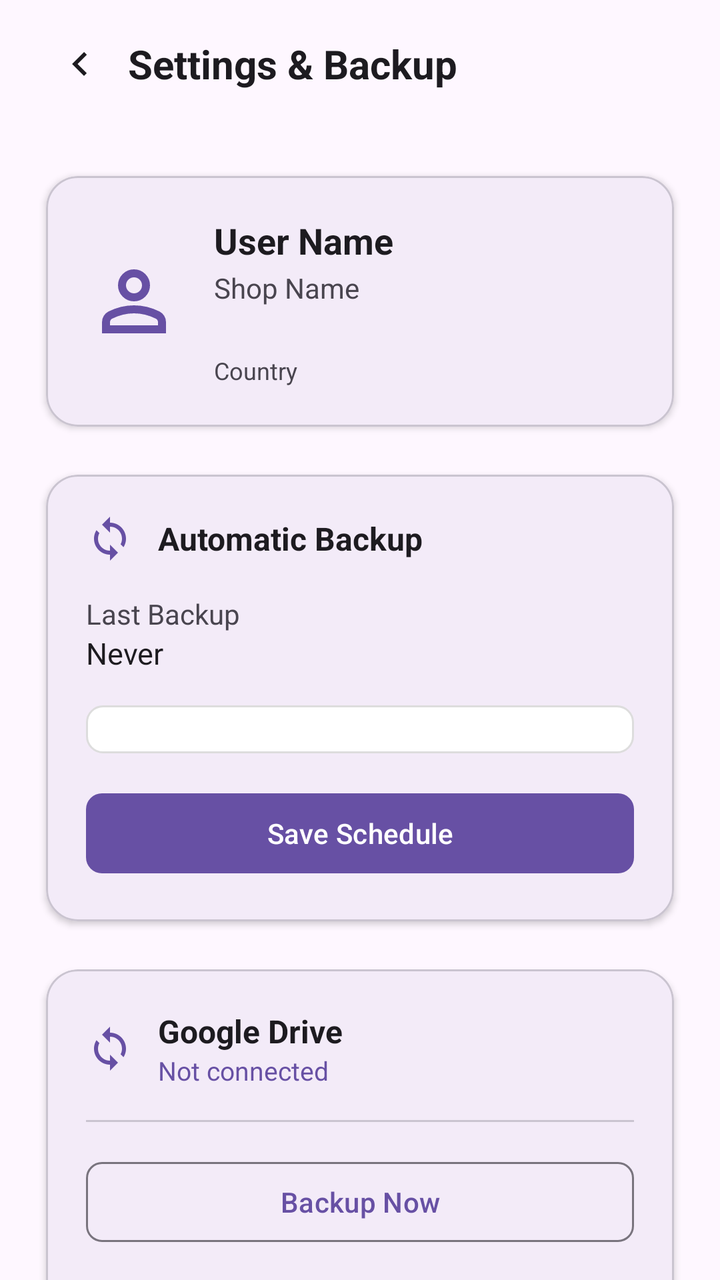
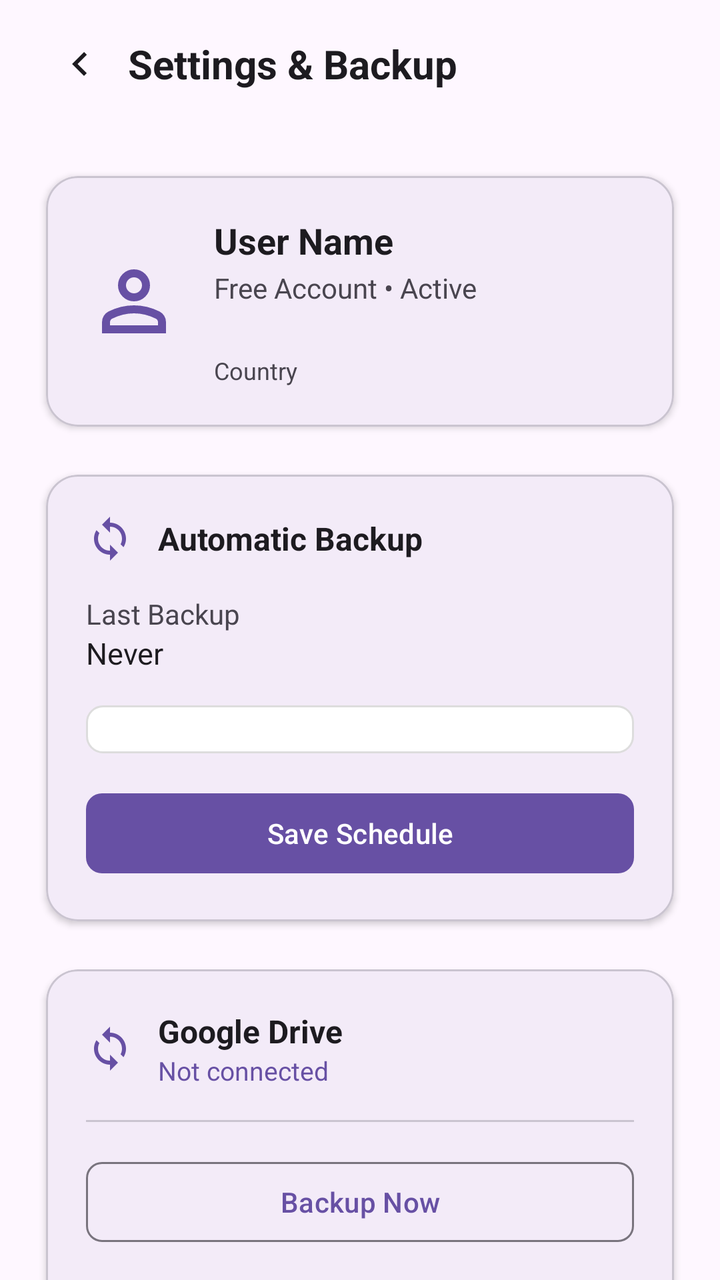

The first picture is an Android layout as it rendered before a commit; the second is the same layout after the commit. The layout source and the unified diff follow.
<!-- AndroidManifest.xml: another module's application theme Theme.DriveBackup -->
<!-- res/layout/dcadm_activity_settings.xml -->
<?xml version="1.0" encoding="utf-8"?>
<androidx.coordinatorlayout.widget.CoordinatorLayout xmlns:android="http://schemas.android.com/apk/res/android"
    xmlns:app="http://schemas.android.com/apk/res-auto"
    xmlns:tools="http://schemas.android.com/tools"
    android:layout_width="match_parent"
    android:layout_height="match_parent"
    android:background="?android:attr/colorBackground"
    tools:context=".ui.backup.BackupActivity">

    <com.google.android.material.appbar.AppBarLayout
        android:layout_width="match_parent"
        android:layout_height="wrap_content"
        android:background="?attr/colorSurface"
        app:elevation="0dp">

        <androidx.appcompat.widget.Toolbar
            android:id="@+id/toolbar"
            android:layout_width="match_parent"
            android:layout_height="?attr/actionBarSize">

            <ImageButton
                android:id="@+id/btnBack"
                android:layout_width="48dp"
                android:layout_height="48dp"
                android:background="?attr/selectableItemBackgroundBorderless"
                android:src="@drawable/ic_baseline_keyboard_arrow_left"
                app:tint="?attr/colorOnSurface" />

            <TextView
                android:layout_width="wrap_content"
                android:layout_height="wrap_content"
                android:layout_marginStart="8dp"
                android:text="@string/dcadm_settings_title"
                android:textColor="?attr/colorOnSurface"
                android:textSize="20sp"
                android:textStyle="bold" />
        </androidx.appcompat.widget.Toolbar>
    </com.google.android.material.appbar.AppBarLayout>

    <androidx.core.widget.NestedScrollView
        android:layout_width="match_parent"
        android:layout_height="match_parent"
        app:layout_behavior="@string/appbar_scrolling_view_behavior">

        <LinearLayout
            android:layout_width="match_parent"
            android:layout_height="wrap_content"
            android:orientation="vertical"
            android:padding="16dp">

            
            <com.google.android.material.card.MaterialCardView
                android:layout_width="match_parent"
                android:layout_height="wrap_content"
                app:cardCornerRadius="16dp"
                app:cardElevation="2dp"
                app:cardUseCompatPadding="true">

                <LinearLayout
                    android:layout_width="match_parent"
                    android:layout_height="wrap_content"
                    android:orientation="vertical"
                    android:padding="20dp">

                    <LinearLayout
                        android:layout_width="match_parent"
                        android:layout_height="wrap_content"
                        android:gravity="center_vertical"
                        android:orientation="horizontal">

                        <ImageView
                            android:layout_width="48dp"
                            android:layout_height="48dp"
                            android:src="@drawable/outline_person_24"
                            app:tint="?attr/colorPrimary" />

                        <LinearLayout
                            android:layout_width="0dp"
                            android:layout_height="wrap_content"
                            android:layout_marginStart="16dp"
                            android:layout_weight="1"
                            android:orientation="vertical">

                            <TextView
                                android:id="@+id/tvUserName"
                                android:layout_width="wrap_content"
                                android:layout_height="wrap_content"
                                android:text="@string/dcadm_settings_user_name_placeholder"
                                android:textColor="?attr/colorOnSurface"
                                android:textSize="18sp"
                                android:textStyle="bold" />

                            <TextView
                                android:id="@+id/tvShopName"
                                android:layout_width="wrap_content"
                                android:layout_height="wrap_content"
                                android:layout_marginTop="2dp"
                                android:text="@string/dcadm_settings_shop_name_placeholder"
                                android:textColor="?attr/colorOnSurfaceVariant"
                                android:textSize="14sp" />

                            <TextView
                                android:id="@+id/tvLoginEmail"
                                android:layout_width="wrap_content"
                                android:layout_height="wrap_content"
                                android:layout_marginTop="4dp"
                                android:textColor="?attr/colorPrimary"
                                android:textSize="13sp" />

                            <TextView
                                android:id="@+id/tvUserCountry"
                                android:layout_width="wrap_content"
                                android:layout_height="wrap_content"
                                android:layout_marginTop="2dp"
                                android:text="@string/dcadm_settings_country_placeholder"
                                android:textColor="?attr/colorOnSurfaceVariant"
                                android:textSize="12sp" />
                        </LinearLayout>
                    </LinearLayout>


                </LinearLayout>
            </com.google.android.material.card.MaterialCardView>

            
            <com.google.android.material.card.MaterialCardView
                android:layout_width="match_parent"
                android:layout_height="wrap_content"
                android:layout_marginTop="8dp"
                app:cardCornerRadius="16dp"
                app:cardElevation="2dp"
                app:cardUseCompatPadding="true">

                <LinearLayout
                    android:layout_width="match_parent"
                    android:layout_height="wrap_content"
                    android:orientation="vertical"
                    android:padding="20dp">

                    <LinearLayout
                        android:layout_width="match_parent"
                        android:layout_height="wrap_content"
                        android:gravity="center_vertical"
                        android:orientation="horizontal">

                        <ImageView
                            android:layout_width="24dp"
                            android:layout_height="24dp"
                            android:src="@drawable/baseline_sync_24"
                            app:tint="?attr/colorPrimary" />

                        <TextView
                            android:layout_width="wrap_content"
                            android:layout_height="wrap_content"
                            android:layout_marginStart="12dp"
                            android:text="@string/dcadm_settings_section_automatic_backup"
                            android:textColor="?attr/colorOnSurface"
                            android:textSize="16sp"
                            android:textStyle="bold" />
                    </LinearLayout>

                    <TextView
                        android:layout_width="wrap_content"
                        android:layout_height="wrap_content"
                        android:layout_marginTop="16dp"
                        android:text="@string/dcadm_settings_last_backup_label"
                        android:textColor="?attr/colorOnSurfaceVariant"
                        android:textSize="14sp" />

                    <TextView
                        android:id="@+id/tvLastBackup"
                        android:layout_width="wrap_content"
                        android:layout_height="wrap_content"
                        android:text="@string/dcadm_settings_last_backup_never"
                        android:textColor="?attr/colorOnSurface"
                        android:textSize="15sp" />

                    <Spinner
                        android:id="@+id/spinnerRoutine"
                        android:layout_width="match_parent"
                        android:layout_height="wrap_content"
                        android:layout_marginTop="16dp"
                        android:background="@drawable/bg_spinner"
                        android:padding="12dp" />

                    <com.google.android.material.button.MaterialButton
                        android:id="@+id/btnSaveRoutine"
                        android:layout_width="match_parent"
                        android:layout_height="wrap_content"
                        android:layout_marginTop="16dp"
                        android:text="@string/dcadm_settings_btn_save_schedule"
                        android:textAllCaps="false"
                        app:cornerRadius="8dp" />
                </LinearLayout>
            </com.google.android.material.card.MaterialCardView>

            
            <com.google.android.material.card.MaterialCardView
                android:layout_width="match_parent"
                android:layout_height="wrap_content"
                android:layout_marginTop="8dp"
                app:cardCornerRadius="16dp"
                app:cardElevation="2dp"
                app:cardUseCompatPadding="true">

                <LinearLayout
                    android:layout_width="match_parent"
                    android:layout_height="wrap_content"
                    android:orientation="vertical"
                    android:padding="20dp">

                    <LinearLayout
                        android:layout_width="match_parent"
                        android:layout_height="wrap_content"
                        android:gravity="center_vertical"
                        android:orientation="horizontal">

                        <ImageView
                            android:layout_width="24dp"
                            android:layout_height="24dp"
                            android:src="@drawable/baseline_sync_24"
                            app:tint="?attr/colorPrimary" />

                        <LinearLayout
                            android:layout_width="0dp"
                            android:layout_height="wrap_content"
                            android:layout_marginStart="12dp"
                            android:layout_weight="1"
                            android:orientation="vertical">

                            <TextView
                                android:layout_width="wrap_content"
                                android:layout_height="wrap_content"
                                android:text="@string/dcadm_settings_section_google_drive"
                                android:textColor="?attr/colorOnSurface"
                                android:textSize="16sp"
                                android:textStyle="bold" />

                            <TextView
                                android:id="@+id/tvDriveStatus"
                                android:layout_width="wrap_content"
                                android:layout_height="wrap_content"
                                android:text="@string/dcadm_settings_drive_not_connected"
                                android:textColor="?attr/colorPrimary"
                                android:textSize="13sp" />

                            
                            <TextView
                                android:id="@+id/tvDriveEmail"
                                android:layout_width="wrap_content"
                                android:layout_height="wrap_content"
                                android:visibility="gone" />
                        </LinearLayout>
                    </LinearLayout>

                    <com.google.android.material.progressindicator.LinearProgressIndicator
                        android:id="@+id/progressDrive"
                        android:layout_width="match_parent"
                        android:layout_height="wrap_content"
                        android:layout_marginTop="16dp"
                        android:indeterminate="true"
                        android:visibility="gone"
                        app:indicatorColor="?attr/colorPrimary" />

                    <View
                        android:layout_width="match_parent"
                        android:layout_height="1dp"
                        android:layout_marginTop="16dp"
                        android:background="?attr/colorOutlineVariant" />

                    <com.google.android.material.button.MaterialButton
                        android:id="@+id/btnBackupDrive"
                        style="@style/Widget.Material3.Button.OutlinedButton"
                        android:layout_width="match_parent"
                        android:layout_height="wrap_content"
                        android:layout_marginTop="16dp"
                        android:text="@string/dcadm_settings_btn_backup_now"
                        android:textAllCaps="false"
                        app:cornerRadius="8dp" />

                    <com.google.android.material.button.MaterialButton
                        android:id="@+id/btnRestoreDrive"
                        style="@style/Widget.Material3.Button.TextButton"
                        android:layout_width="match_parent"
                        android:layout_height="wrap_content"
                        android:text="@string/dcadm_settings_btn_restore"
                        android:textAllCaps="false" />

                    <TextView
                        android:id="@+id/tvError"
                        android:layout_width="wrap_content"
                        android:layout_height="wrap_content"
                        android:layout_gravity="center_horizontal"
                        android:layout_marginTop="8dp"
                        android:textColor="?attr/colorError"
                        android:textSize="13sp"
                        android:visibility="gone" />
                </LinearLayout>
            </com.google.android.material.card.MaterialCardView>



        </LinearLayout>
    </androidx.core.widget.NestedScrollView>

</androidx.coordinatorlayout.widget.CoordinatorLayout>
<!-- resources referenced by this layout -->
<resources>
  <!-- drawable baseline_sync_24 (drawable) -->
  <vector xmlns:android="http://schemas.android.com/apk/res/android" android:height="24dp" android:tint="#000000" android:viewportHeight="24" android:viewportWidth="24" android:width="24dp">
        
      <path android:fillColor="@android:color/white" android:pathData="M12,4L12,1L8,5l4,4L12,6c3.31,0 6,2.69 6,6 0,1.01 -0.25,1.97 -0.7,2.8l1.46,1.46C19.54,15.03 20,13.57 20,12c0,-4.42 -3.58,-8 -8,-8zM12,18c-3.31,0 -6,-2.69 -6,-6 0,-1.01 0.25,-1.97 0.7,-2.8L5.24,7.74C4.46,8.97 4,10.43 4,12c0,4.42 3.58,8 8,8v3l4,-4 -4,-4v3z"/>
      
  </vector>
  <!-- drawable bg_spinner (drawable) -->
  <?xml version="1.0" encoding="UTF-8"?>
  <shape xmlns:android="http://schemas.android.com/apk/res/android">
      <solid android:color="@android:color/white"/>
      <stroke android:width="1dp" android:color="#DDDDDD" />
      <corners android:radius="8dp"/>
  </shape>
  <!-- drawable ic_baseline_keyboard_arrow_left (drawable) -->
  <vector xmlns:android="http://schemas.android.com/apk/res/android"
      android:width="24dp"
      android:height="24dp"
      android:viewportWidth="24"
      android:viewportHeight="24"
      android:tint="?attr/colorControlNormal"
      android:autoMirrored="true">
    <path
        android:fillColor="@android:color/white"
        android:pathData="M15.41,16.59L10.83,12l4.58,-4.59L14,6l-6,6 6,6 1.41,-1.41z"/>
  </vector>
  <!-- drawable outline_person_24 (drawable) -->
  <vector xmlns:android="http://schemas.android.com/apk/res/android" android:height="24dp" android:tint="#0C0000" android:viewportHeight="960" android:viewportWidth="960" android:width="24dp">
        
      <path android:fillColor="@android:color/white" android:pathData="M367,433Q320,386 320,320Q320,254 367,207Q414,160 480,160Q546,160 593,207Q640,254 640,320Q640,386 593,433Q546,480 480,480Q414,480 367,433ZM160,800L160,688Q160,654 177.5,625.5Q195,597 224,582Q286,551 350,535.5Q414,520 480,520Q546,520 610,535.5Q674,551 736,582Q765,597 782.5,625.5Q800,654 800,688L800,800L160,800ZM240,720L720,720L720,688Q720,677 714.5,668Q709,659 700,654Q646,627 591,613.5Q536,600 480,600Q424,600 369,613.5Q314,627 260,654Q251,659 245.5,668Q240,677 240,688L240,720ZM536.5,376.5Q560,353 560,320Q560,287 536.5,263.5Q513,240 480,240Q447,240 423.5,263.5Q400,287 400,320Q400,353 423.5,376.5Q447,400 480,400Q513,400 536.5,376.5ZM480,320Q480,320 480,320Q480,320 480,320Q480,320 480,320Q480,320 480,320Q480,320 480,320Q480,320 480,320Q480,320 480,320Q480,320 480,320ZM480,720L480,720Q480,720 480,720Q480,720 480,720Q480,720 480,720Q480,720 480,720Q480,720 480,720Q480,720 480,720Q480,720 480,720Q480,720 480,720L480,720Z"/>
      
  </vector>
  <string name="dcadm_settings_btn_backup_now">Backup Now</string>
  <string name="dcadm_settings_btn_restore">Restore</string>
  <string name="dcadm_settings_btn_save_schedule">Save Schedule</string>
  <string name="dcadm_settings_country_placeholder">Country</string>
  <string name="dcadm_settings_drive_not_connected">Not connected</string>
  <string name="dcadm_settings_last_backup_label">Last Backup</string>
  <string name="dcadm_settings_last_backup_never">Never</string>
  <string name="dcadm_settings_section_automatic_backup">Automatic Backup</string>
  <string name="dcadm_settings_section_google_drive">Google Drive</string>
  <string name="dcadm_settings_shop_name_placeholder">Shop Name</string>
  <string name="dcadm_settings_title">Settings &amp; Backup</string>
  <string name="dcadm_settings_user_name_placeholder">User Name</string>
  <style name="Theme.DriveBackup" parent="Base.Theme.DriveBackup" />
  <style name="Base.Theme.DriveBackup" parent="Theme.Material3.DayNight.NoActionBar">
          
          
      </style>
</resources>

<!-- the commit's change to res/layout/dcadm_activity_settings.xml (unified diff, before → after) -->
@@ -91,11 +91,11 @@
                                 android:textStyle="bold" />
 
                             <TextView
-                                android:id="@+id/tvShopName"
+                                android:id="@+id/tvUserType"
                                 android:layout_width="wrap_content"
                                 android:layout_height="wrap_content"
                                 android:layout_marginTop="2dp"
-                                android:text="@string/dcadm_settings_shop_name_placeholder"
+                                android:text="@string/dcadm_settings_user_type_placeholder"
                                 android:textColor="?attr/colorOnSurfaceVariant"
                                 android:textSize="14sp" />
 
<!-- resource entries referenced after the edit -->
@@ -40,9 +40,9 @@
   <string name="dcadm_settings_last_backup_never">Never</string>
   <string name="dcadm_settings_section_automatic_backup">Automatic Backup</string>
   <string name="dcadm_settings_section_google_drive">Google Drive</string>
-  <string name="dcadm_settings_shop_name_placeholder">Shop Name</string>
   <string name="dcadm_settings_title">Settings &amp; Backup</string>
   <string name="dcadm_settings_user_name_placeholder">User Name</string>
+  <string name="dcadm_settings_user_type_placeholder">Free Account • Active</string>
   <style name="Theme.DriveBackup" parent="Base.Theme.DriveBackup" />
   <style name="Base.Theme.DriveBackup" parent="Theme.Material3.DayNight.NoActionBar">
           
